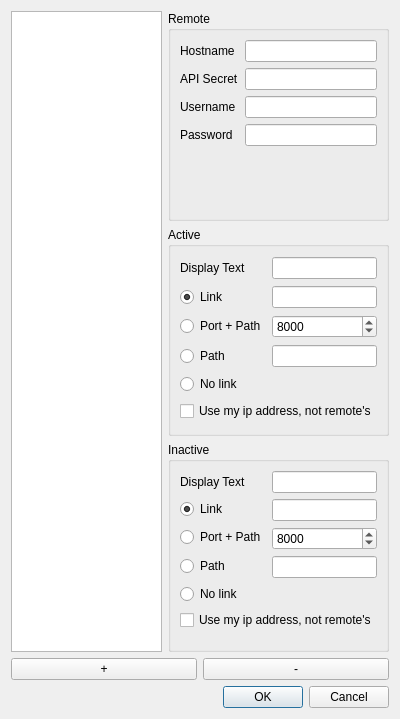
Before: the Qt Designer form desktop/qt/desktopclient/accountsdialog.ui in flopcat/streamlogin, drawn with Qt 5.
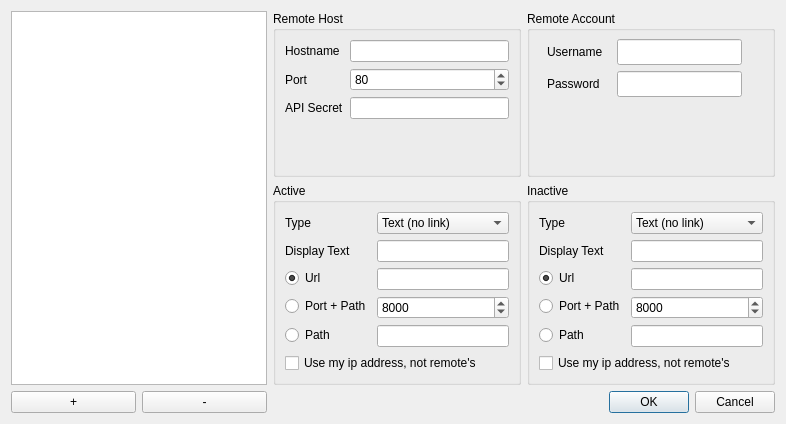
After: the same form once the commit is applied.

Commit message: desktop: accounts: add port + rel field, plus shutdown fixes

```diff
--- a/desktop/qt/desktopclient/accountsdialog.ui
+++ b/desktop/qt/desktopclient/accountsdialog.ui
@@ -6,18 +6,21 @@
    <rect>
     <x>0</x>
     <y>0</y>
-    <width>400</width>
-    <height>719</height>
+    <width>786</width>
+    <height>424</height>
    </rect>
   </property>
   <property name="windowTitle">
    <string>Accounts Editor</string>
   </property>
   <layout class="QGridLayout" name="gridLayout">
+   <item row="0" column="0" rowspan="2">
+    <widget class="QListWidget" name="accountsList"/>
+   </item>
    <item row="0" column="1">
     <widget class="QGroupBox" name="remoteBox">
      <property name="title">
-      <string>Remote</string>
+      <string>Remote Host</string>
      </property>
      <layout class="QFormLayout" name="formLayout">
       <item row="0" column="0">
@@ -30,69 +33,153 @@
       <item row="0" column="1">
        <widget class="QLineEdit" name="remoteHostname"/>
       </item>
-      <item row="1" column="0">
+      <item row="2" column="0">
        <widget class="QLabel" name="label_5">
         <property name="text">
          <string>API Secret</string>
         </property>
        </widget>
       </item>
-      <item row="1" column="1">
+      <item row="2" column="1">
        <widget class="QLineEdit" name="remoteSecret"/>
       </item>
-      <item row="2" column="0">
-       <widget class="QLabel" name="label_2">
+      <item row="1" column="0">
+       <widget class="QLabel" name="label_9">
         <property name="text">
-         <string>Username</string>
+         <string>Port</string>
         </property>
        </widget>
       </item>
-      <item row="2" column="1">
-       <widget class="QLineEdit" name="remoteUsername"/>
-      </item>
-      <item row="3" column="0">
-       <widget class="QLabel" name="label_6">
-        <property name="text">
-         <string>Password</string>
+      <item row="1" column="1">
+       <widget class="QSpinBox" name="remotePort">
+        <property name="minimum">
+         <number>1</number>
         </property>
+        <property name="maximum">
+         <number>65535</number>
+        </property>
+        <property name="value">
+         <number>80</number>
+        </property>
        </widget>
       </item>
-      <item row="3" column="1">
-       <widget class="QLineEdit" name="remotePassword"/>
-      </item>
      </layout>
     </widget>
    </item>
+   <item row="0" column="2">
+    <widget class="QGroupBox" name="accountBox">
+     <property name="title">
+      <string>Remote Account</string>
+     </property>
+     <widget class="QLineEdit" name="remotePassword">
+      <property name="geometry">
+       <rect>
+        <x>90</x>
+        <y>60</y>
+        <width>125</width>
+        <height>26</height>
+       </rect>
+      </property>
+     </widget>
+     <widget class="QLineEdit" name="remoteUsername">
+      <property name="geometry">
+       <rect>
+        <x>90</x>
+        <y>28</y>
+        <width>125</width>
+        <height>26</height>
+       </rect>
+      </property>
+     </widget>
+     <widget class="QLabel" name="label_2">
+      <property name="geometry">
+       <rect>
+        <x>20</x>
+        <y>28</y>
+        <width>64</width>
+        <height>26</height>
+       </rect>
+      </property>
+      <property name="text">
+       <string>Username</string>
+      </property>
+     </widget>
+     <widget class="QLabel" name="label_6">
+      <property name="geometry">
+       <rect>
+        <x>20</x>
+        <y>60</y>
+        <width>59</width>
+        <height>26</height>
+       </rect>
+      </property>
+      <property name="text">
+       <string>Password</string>
+      </property>
+     </widget>
+    </widget>
+   </item>
    <item row="1" column="1">
     <widget class="QGroupBox" name="activeBox">
      <property name="title">
       <string>Active</string>
      </property>
-     <layout class="QGridLayout" name="gridLayout_3">
+     <layout class="QFormLayout" name="formLayout_3">
       <item row="0" column="0">
-       <widget class="QLabel" name="label_3">
+       <widget class="QLabel" name="activeRelLabel">
         <property name="text">
-         <string>Display Text</string>
+         <string>Type</string>
         </property>
        </widget>
       </item>
       <item row="0" column="1">
+       <widget class="QComboBox" name="activeRel">
+        <item>
+         <property name="text">
+          <string>Text (no link)</string>
+         </property>
+        </item>
+        <item>
+         <property name="text">
+          <string>Link</string>
+         </property>
+        </item>
+        <item>
+         <property name="text">
+          <string>Audio</string>
+         </property>
+        </item>
+        <item>
+         <property name="text">
+          <string>Video</string>
+         </property>
+        </item>
+       </widget>
+      </item>
+      <item row="1" column="0">
+       <widget class="QLabel" name="activeTextLabel">
+        <property name="text">
+         <string>Display Text</string>
+        </property>
+       </widget>
+      </item>
+      <item row="1" column="1">
        <widget class="QLineEdit" name="activeText"/>
       </item>
-      <item row="1" column="0">
+      <item row="2" column="0">
        <widget class="QRadioButton" name="activeLinkUrl">
         <property name="text">
-         <string>Link</string>
+         <string>Url</string>
         </property>
         <property name="checked">
          <bool>true</bool>
         </property>
        </widget>
       </item>
-      <item row="1" column="1">
+      <item row="2" column="1">
        <widget class="QLineEdit" name="activeUrl"/>
       </item>
-      <item row="2" column="0">
+      <item row="3" column="0">
        <widget class="QRadioButton" name="activeLinkPortPath">
         <property name="text">
          <string>Port + Path</string>
@@ -102,7 +189,7 @@
         </property>
        </widget>
       </item>
-      <item row="2" column="1">
+      <item row="3" column="1">
        <widget class="QSpinBox" name="activePort">
         <property name="minimum">
          <number>1</number>
@@ -115,23 +202,16 @@
         </property>
        </widget>
       </item>
-      <item row="3" column="0">
+      <item row="4" column="0">
        <widget class="QRadioButton" name="activeLinkPath">
         <property name="text">
          <string>Path</string>
         </property>
        </widget>
       </item>
-      <item row="3" column="1">
+      <item row="4" column="1">
        <widget class="QLineEdit" name="activePath"/>
       </item>
-      <item row="4" column="0">
-       <widget class="QRadioButton" name="activeLinkNone">
-        <property name="text">
-         <string>No link</string>
-        </property>
-       </widget>
-      </item>
       <item row="5" column="0" colspan="2">
        <widget class="QCheckBox" name="activeIpMine">
         <property name="toolTip">
@@ -145,7 +225,7 @@
      </layout>
     </widget>
    </item>
-   <item row="2" column="1">
+   <item row="1" column="2">
     <widget class="QGroupBox" name="inactiveBox">
      <property name="title">
       <string>Inactive</string>
@@ -154,34 +234,65 @@
       <item row="0" column="0">
        <widget class="QLabel" name="label_4">
         <property name="text">
-         <string>Display Text</string>
+         <string>Type</string>
         </property>
        </widget>
       </item>
       <item row="0" column="1">
+       <widget class="QComboBox" name="inactiveRel">
+        <item>
+         <property name="text">
+          <string>Text (no link)</string>
+         </property>
+        </item>
+        <item>
+         <property name="text">
+          <string>Link</string>
+         </property>
+        </item>
+        <item>
+         <property name="text">
+          <string>Audio</string>
+         </property>
+        </item>
+        <item>
+         <property name="text">
+          <string>Video</string>
+         </property>
+        </item>
+       </widget>
+      </item>
+      <item row="1" column="0">
+       <widget class="QLabel" name="inactiveTextLabel">
+        <property name="text">
+         <string>Display Text</string>
+        </property>
+       </widget>
+      </item>
+      <item row="1" column="1">
        <widget class="QLineEdit" name="inactiveText"/>
       </item>
-      <item row="1" column="0">
+      <item row="2" column="0">
        <widget class="QRadioButton" name="inactiveLinkUrl">
         <property name="text">
-         <string>Link</string>
+         <string>Url</string>
         </property>
         <property name="checked">
          <bool>true</bool>
         </property>
        </widget>
       </item>
-      <item row="1" column="1">
+      <item row="2" column="1">
        <widget class="QLineEdit" name="inactiveUrl"/>
       </item>
-      <item row="2" column="0">
+      <item row="3" column="0">
        <widget class="QRadioButton" name="inactiveLinkPortPath">
         <property name="text">
          <string>Port + Path</string>
         </property>
        </widget>
       </item>
-      <item row="2" column="1">
+      <item row="3" column="1">
        <widget class="QSpinBox" name="inactivePort">
         <property name="minimum">
          <number>1</number>
@@ -194,23 +305,16 @@
         </property>
        </widget>
       </item>
-      <item row="3" column="0">
+      <item row="4" column="0">
        <widget class="QRadioButton" name="inactiveLinkPath">
         <property name="text">
          <string>Path</string>
         </property>
        </widget>
       </item>
-      <item row="3" column="1">
+      <item row="4" column="1">
        <widget class="QLineEdit" name="inactivePath"/>
       </item>
-      <item row="4" column="0">
-       <widget class="QRadioButton" name="inactiveLinkNone">
-        <property name="text">
-         <string>No link</string>
-        </property>
-       </widget>
-      </item>
       <item row="5" column="0" colspan="2">
        <widget class="QCheckBox" name="inactiveIpMine">
         <property name="toolTip">
@@ -224,7 +328,7 @@
      </layout>
     </widget>
    </item>
-   <item row="3" column="0" colspan="2">
+   <item row="2" column="0">
     <layout class="QHBoxLayout" name="horizontalLayout">
      <item>
       <widget class="QPushButton" name="accountsAdd">
@@ -242,7 +346,7 @@
      </item>
     </layout>
    </item>
-   <item row="4" column="0" colspan="2">
+   <item row="2" column="2">
     <widget class="QDialogButtonBox" name="buttonBox">
      <property name="orientation">
       <enum>Qt::Horizontal</enum>
@@ -252,9 +356,6 @@
      </property>
     </widget>
    </item>
-   <item row="0" column="0" rowspan="3">
-    <widget class="QListWidget" name="accountsList"/>
-   </item>
   </layout>
  </widget>
  <resources/>
```
Left out of the diff: 2 changed lines with no effect on the pictures. The commit also changes 3 other files.
